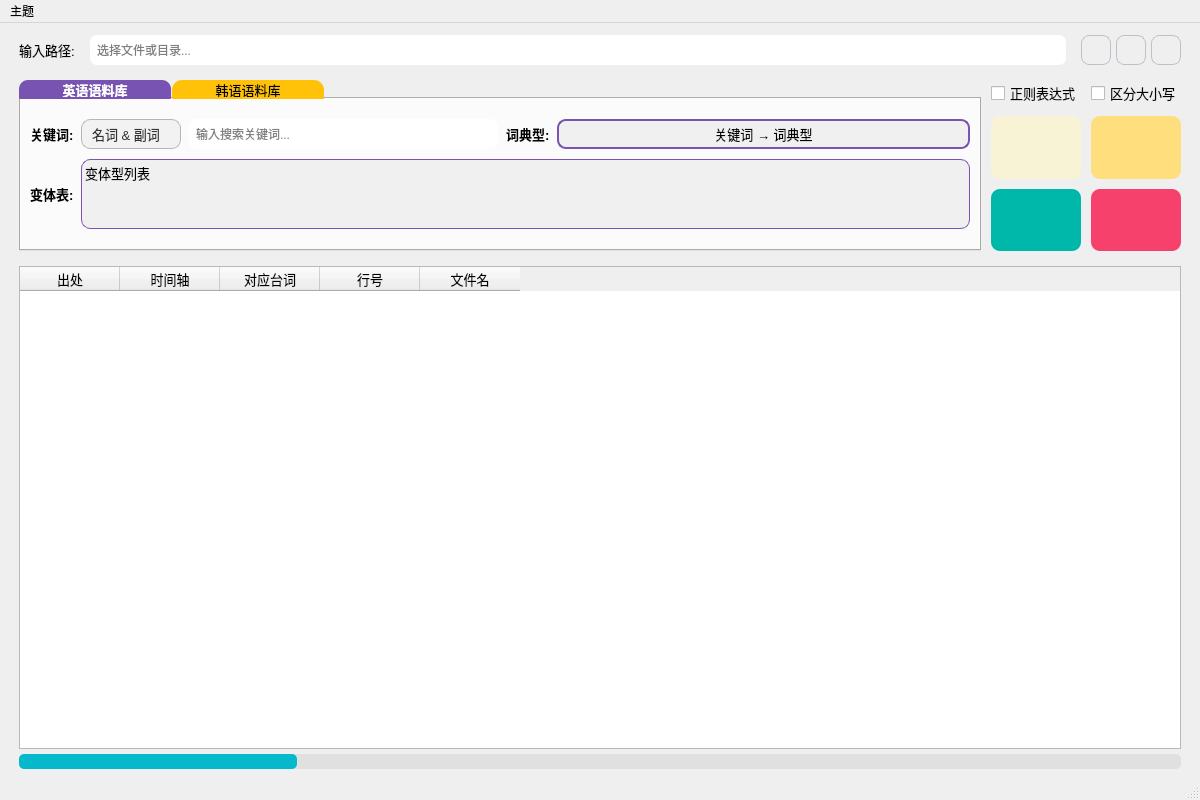
Before: the Qt Designer form gui/CorpusSearchTool.ui in jiedi720/CorpusSearchTool, drawn with Qt 5.
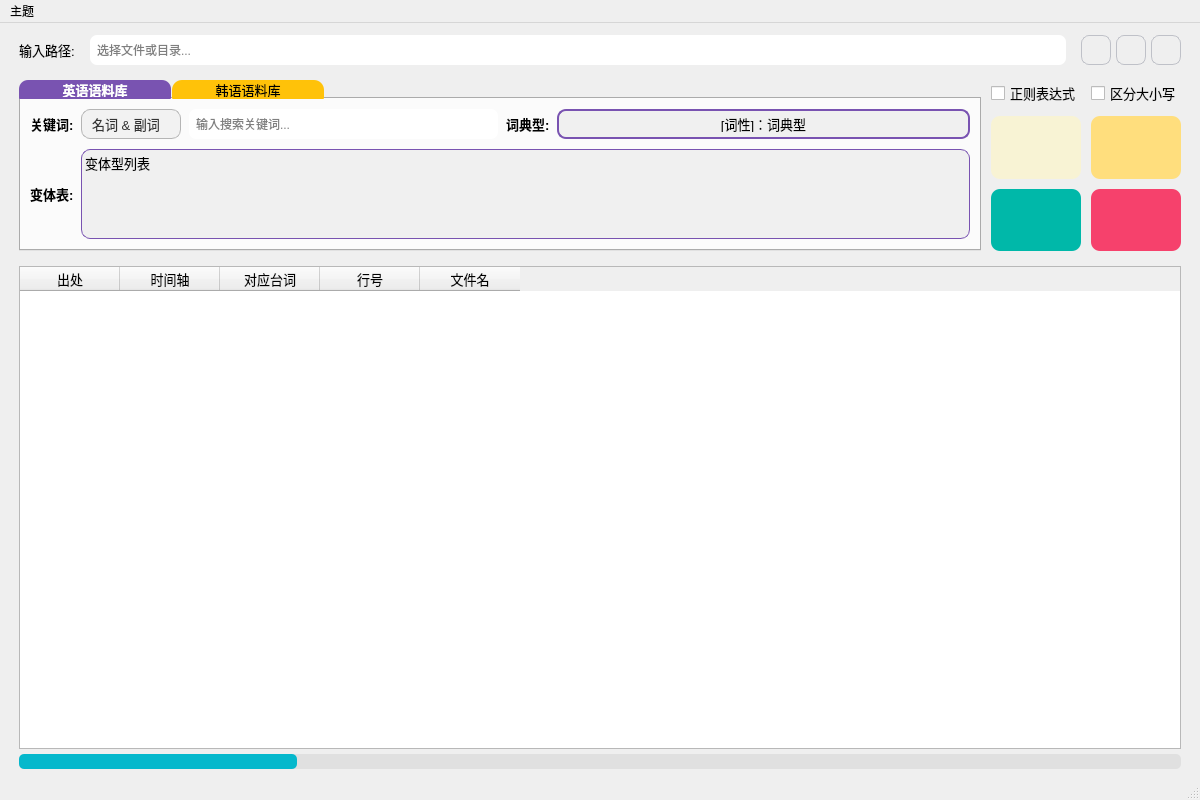
After: the same form once the commit is applied. The open tabs and pages were chosen to show the change. Icons and pictures are not drawn.

Patch:
```diff
--- a/gui/CorpusSearchTool.ui
+++ b/gui/CorpusSearchTool.ui
@@ -567,7 +567,7 @@
 }</string>
                     </property>
                     <property name="text">
-                     <string>关键词 → 词典型</string>
+                     <string>[词性]：词典型</string>
                     </property>
                     <property name="alignment">
                      <set>Qt::AlignmentFlag::AlignCenter</set>
@@ -618,13 +618,13 @@
                     <property name="minimumSize">
                      <size>
                       <width>300</width>
-                      <height>70</height>
+                      <height>90</height>
                      </size>
                     </property>
                     <property name="maximumSize">
                      <size>
                       <width>16777215</width>
-                      <height>70</height>
+                      <height>90</height>
                      </size>
                     </property>
                     <property name="font">
```
